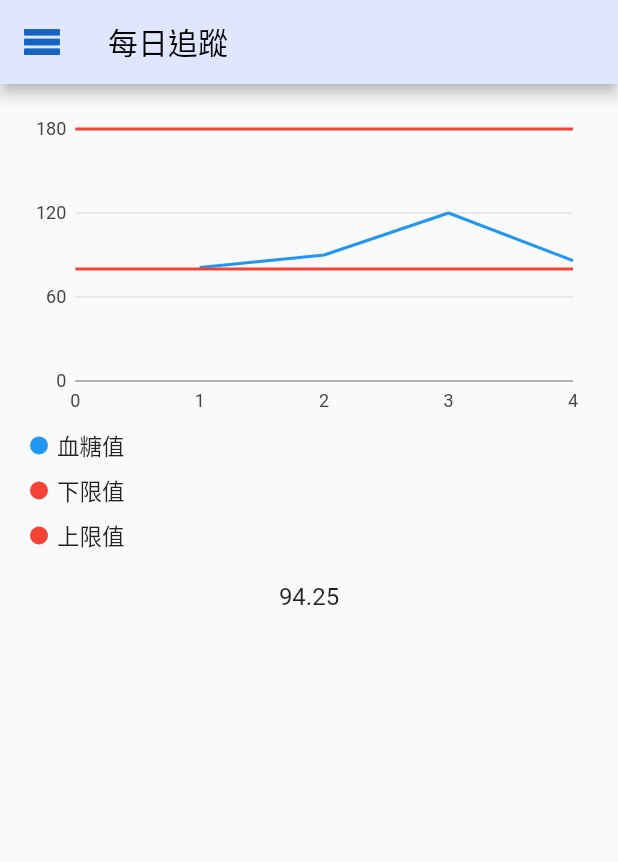
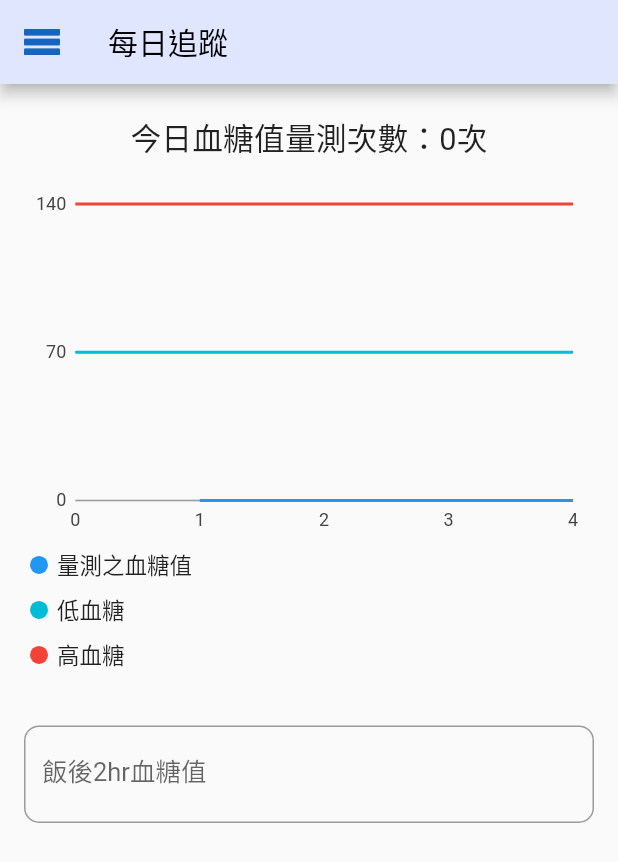
Before and after one commit to JamesLiu26/risk, a Flutter app: the Trace screen opened directly, on a phone screen of 412 x 824 dp. Shown: the top 862 px of the screen. Run offline on Flutter 3.47's test engine with Material 2 defaults, Android fonts, the phone set to English and light mode, and no system bars; our stand-ins replace charts_flutter.

Commit message:
2021/09/04 每日追蹤 圖表呈現(需儲存資料)

```diff
--- a/lib/contact.dart
+++ b/lib/contact.dart
@@ -64,10 +64,7 @@ Text link(
 
 GestureDetector toLinkWeb(String url, double size) {
   return GestureDetector(
-      child: link(
-        url,
-        size,
-      ),
+      child: link(url, size),
       onTap: () async {
         if (await canLaunch("https://$url"))
           launch("https://$url");
--- a/lib/trace.dart
+++ b/lib/trace.dart
@@ -18,42 +18,35 @@ class Trace extends StatefulWidget {
 
 class SeriesDatas {
   final int time;
-  final int data;
+  double data;
   SeriesDatas(this.time, this.data);
 }
 
 class _TraceState extends State<Trace> {
-  var serial = [
-    SeriesDatas(1, 81),
-    SeriesDatas(2, 90),
-    SeriesDatas(3, 120),
-    SeriesDatas(4, 86),
-  ];
-  double avg() {
-    int sum = 0;
-    for (int i = 0; i < serial.length; i++) {
-      sum += serial[i].data;
-    }
-    return sum / serial.length;
-  }
-
-  var serial2 = [
-    SeriesDatas(0, 80),
-    SeriesDatas(1, 80),
-    SeriesDatas(2, 80),
-    SeriesDatas(3, 80),
-    SeriesDatas(4, 80),
-  ];
-  var serial3 = [
-    SeriesDatas(0, 180),
-    SeriesDatas(1, 180),
-    SeriesDatas(2, 180),
-    SeriesDatas(3, 180),
-    SeriesDatas(4, 180),
+  var currentBloodSugar = [
+    SeriesDatas(1, 0),
+    SeriesDatas(2, 0),
+    SeriesDatas(3, 0),
+    SeriesDatas(4, 0),
   ];
 
-  charts.Series<SeriesDatas, int> seriesList(id, color, data) {
-    return charts.Series<SeriesDatas, int>(
+  var lowBloodSugar = [
+    SeriesDatas(0, 70),
+    SeriesDatas(1, 70),
+    SeriesDatas(2, 70),
+    SeriesDatas(3, 70),
+    SeriesDatas(4, 70),
+  ];
+  var highBloodSugar = [
+    SeriesDatas(0, 140),
+    SeriesDatas(1, 140),
+    SeriesDatas(2, 140),
+    SeriesDatas(3, 140),
+    SeriesDatas(4, 140),
+  ];
+
+  charts.Series<SeriesDatas, num> seriesList(id, color, data) {
+    return charts.Series<SeriesDatas, num>(
       id: id,
       colorFn: (_, __) => color,
       //定義線的顏色
@@ -64,10 +57,13 @@ class _TraceState extends State<Trace> {
   }
 
   Widget chart() {
-    List<charts.Series<SeriesDatas, int>> sList = [
-      seriesList('血糖值', charts.MaterialPalette.blue.shadeDefault, serial),
-      seriesList('下限值', charts.MaterialPalette.red.shadeDefault, serial2),
-      seriesList('上限值', charts.MaterialPalette.red.shadeDefault, serial3)
+    Size size = MediaQuery.of(context).size;
+    List<charts.Series<SeriesDatas, num>> sList = [
+      seriesList('量測之血糖值', charts.MaterialPalette.blue.shadeDefault,
+          currentBloodSugar),
+      seriesList(
+          '低血糖', charts.MaterialPalette.cyan.shadeDefault, lowBloodSugar),
+      seriesList('高血糖', charts.MaterialPalette.red.shadeDefault, highBloodSugar)
     ];
     var chart = charts.LineChart(
       sList,
@@ -84,26 +80,74 @@ class _TraceState extends State<Trace> {
     );
     return Padding(
       padding: EdgeInsets.all(16),
-      child: new Container(
-        height: 300,
-        width: 500,
+      child: Container(
+        height: size.height * 0.4,
+        width: size.width,
         child: chart,
       ),
     );
   }
 
+  //計算量測次數
+  int count = 0;
+  double bloodSugarAverage() {
+    double sum = 0;
+    for (int i = 0; i < currentBloodSugar.length; i++) {
+      sum += currentBloodSugar[i].data;
+    }
+    return sum / currentBloodSugar.length;
+  }
+
+  final bloodSugar = TextEditingController();
+  String? error;
+
   @override
   Widget build(BuildContext context) {
+    double fontSize = MediaQuery.of(context).size.width * 0.05;
     return Scaffold(
         drawer: menu(context),
         appBar: appBar("每日追蹤", menuButton()),
-        body: Center(
+        body: SingleChildScrollView(
+            child: Center(
           child: Column(
             children: [
+              SizedBox(height: 20),
+              Text("今日血糖值量測次數：$count次", style: TextStyle(fontSize: fontSize)),
               chart(),
-              Text(avg().toString(), style: TextStyle(fontSize: 16))
+              // count!=4，輸入血糖值，直到次數為4為止
+              count != 4
+                  ? Column(children: [
+                      Padding(
+                        padding: EdgeInsets.all(16.0),
+                        child: TextField(
+                          controller: bloodSugar,
+                          keyboardType: TextInputType.number,
+                          decoration: InputDecoration(
+                              labelText: "飯後2hr血糖值",
+                              hintText: "單位：mg/dL",
+                              errorText: error,
+                              border: OutlineInputBorder(
+                                  borderRadius: BorderRadius.circular(10))),
+                          onSubmitted: (_) {
+                            error = null;
+                            setState(() {
+                              if (bloodSugar.text != "0" &&
+                                  bloodSugar.text != "") {
+                                currentBloodSugar[count].data =
+                                    double.parse(bloodSugar.text);
+                                count++;
+                              } else
+                                error = "請輸入正常數值！";
+                            });
+                          },
+                        ),
+                      ),
+                    ])
+                  // 次數=4，輸入框拿掉，並顯示當日平均血糖值
+                  : Text("今日血糖平均值：" + bloodSugarAverage().toStringAsFixed(1),
+                      style: TextStyle(fontSize: fontSize))
             ],
           ),
-        ));
+        )));
   }
 }
```
